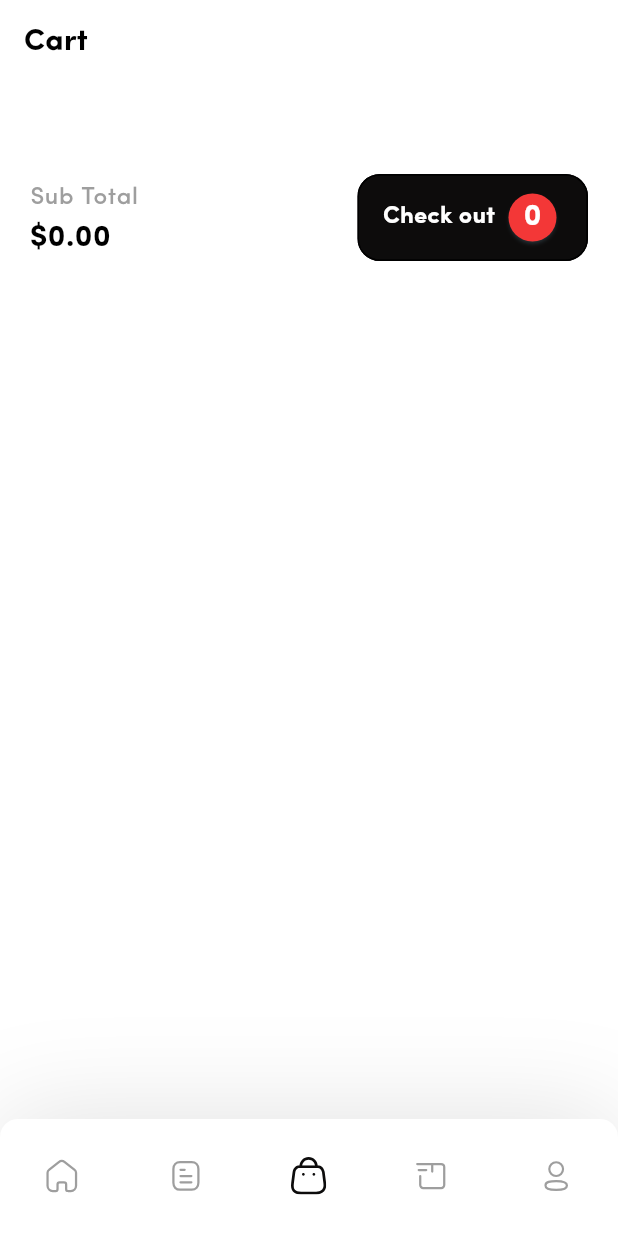
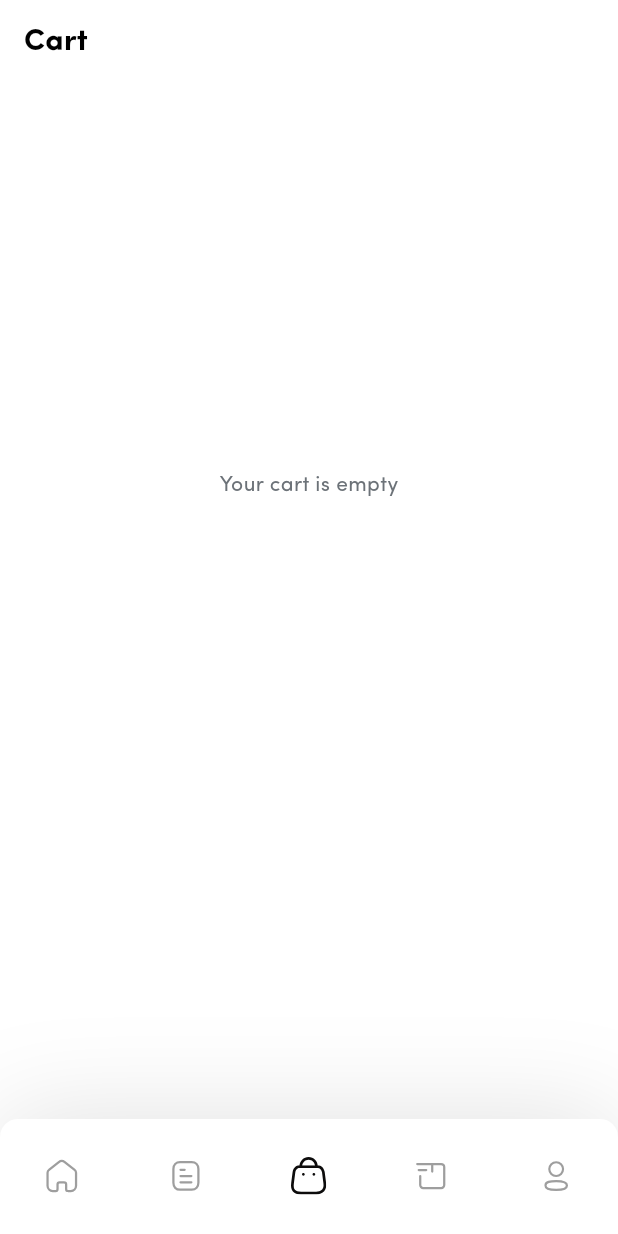
Before and after one commit to ezvent-app/campus-cravings, a Flutter app: the CartTabPage screen opened by its route, on a phone screen of 412 x 824 dp. Run offline on Flutter 3.47's test engine with Material 3 defaults, Android fonts, the phone set to English and light mode, and no system bars; our stand-ins replace auto_route, cached_network_image, camera, file_picker, fl_chart, flutter_image_compress and 17 more; missing offline and left inert: custom_marker_builder, flutter_polyline_points, flutter_stripe, otp_pin_field; accounts and stored records are empty; generated files the repository leaves out were written again; project files that could hold a hidden picture were left out.

Commit message:
fix: update cart item filtering and restore CheckoutNavBarWidget functionality

```diff
--- a/lib/src/ui/pages/main/tabs/cart/cart_tab.dart
+++ b/lib/src/ui/pages/main/tabs/cart/cart_tab.dart
@@ -13,42 +13,43 @@ class CartTabPage extends ConsumerWidget {
     final cartItems = ref.watch(cartItemsProvider);
     final cartNotifier = ref.read(cartItemsProvider.notifier);
 
+    // Filter out any null items
+    final filteredCartItems = cartItems.where((item) => item != null).toList();
+
     return Scaffold(
       appBar: AppBar(
         automaticallyImplyLeading: isFromNavBar ? false : true,
         title: Text("Cart", style: Theme.of(context).textTheme.titleMedium),
       ),
-      // bottomNavigationBar: Padding(
-      //   padding: const EdgeInsets.symmetric(horizontal: 20, vertical: 10),
-      //   child: CheckoutNavBarWidget(cartItems: cartItems),
-      // ),
       body: SingleChildScrollView(
         padding: const EdgeInsets.symmetric(horizontal: 20, vertical: 20),
-        physics: BouncingScrollPhysics(),
+        physics: const BouncingScrollPhysics(),
         child: Column(
           crossAxisAlignment: CrossAxisAlignment.start,
+
           children: [
+            if (filteredCartItems.isEmpty)
+              SizedBox(
+                height: size.height * 0.6,
+                child: Center(
+                  child: Text(
+                    'Your cart is empty',
+                    style: Theme.of(context).textTheme.bodyMedium,
+                  ),
+                ),
+              )
+            else
               Column(
-              children: List.generate(cartItems.length, (index) {
-                final item = cartItems[index];
+                children: List.generate(filteredCartItems.length, (index) {
+                  final item = filteredCartItems[index];
                   return SizedBox(
                     height: size.height * .17,
                     child: Row(
                       crossAxisAlignment: CrossAxisAlignment.start,
                       children: [
-                      // item.image.isEmpty
-                      //     ?
-                      // PngAsset(
-                      //   'mock_product_1',
-                      //   height: size.height * .13,
-                      //   width: size.width * .3,
-                      //   fit: BoxFit.cover,
-                      //   borderRadius: BorderRadius.circular(16),
-                      // ),
-                      // : Image.network(item.image),
                         CustomNetworkImage(item.image, fit: BoxFit.fitWidth),
                         Padding(
-                        padding: EdgeInsets.only(left: 10, top: 15),
+                          padding: const EdgeInsets.only(left: 10, top: 15),
                           child: Column(
                             crossAxisAlignment: CrossAxisAlignment.start,
                             children: [
@@ -69,20 +70,22 @@ class CartTabPage extends ConsumerWidget {
                                     item.sizePrice +
                                     item.customization.fold(
                                       0.0,
-                                    (sum, customItem) => sum + customItem.price,
+                                      (sum, customItem) =>
+                                          sum + customItem.price,
                                     ),
-
                                 quantity: item.quantity,
                                 onQuantityDecrementChanged:
                                     item.quantity <= 1
                                         ? null
-                                      : () =>
-                                          cartNotifier.decrementQuantity(index),
+                                        : () => cartNotifier.decrementQuantity(
+                                          index,
+                                        ),
                                 onQuantityIncrementChanged:
                                     item.quantity >= 10
                                         ? null
-                                      : () =>
-                                          cartNotifier.incrementQuantity(index),
+                                        : () => cartNotifier.incrementQuantity(
+                                          index,
+                                        ),
                               ),
                             ],
                           ),
@@ -93,7 +96,8 @@ class CartTabPage extends ConsumerWidget {
                 }),
               ),
             height(40),
-            CheckoutNavBarWidget(cartItems: cartItems),
+            if (filteredCartItems.isNotEmpty)
+              CheckoutNavBarWidget(cartItems: filteredCartItems),
           ],
         ),
       ),
```
Lines whose indentation alone changed are shown as unchanged.
